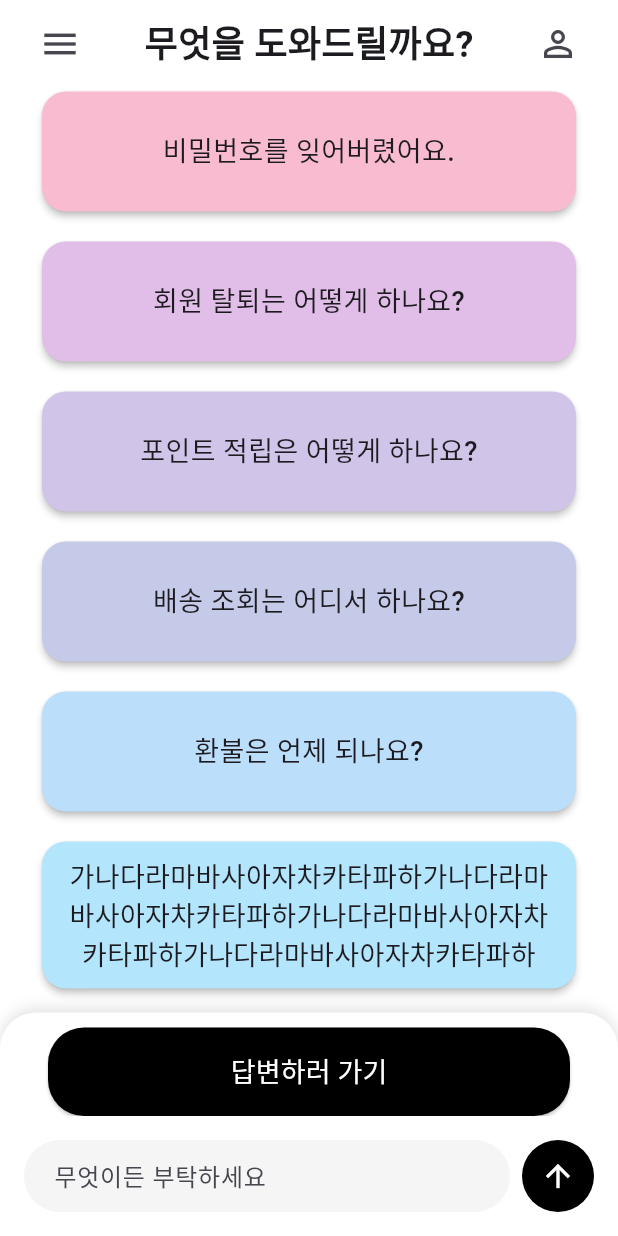
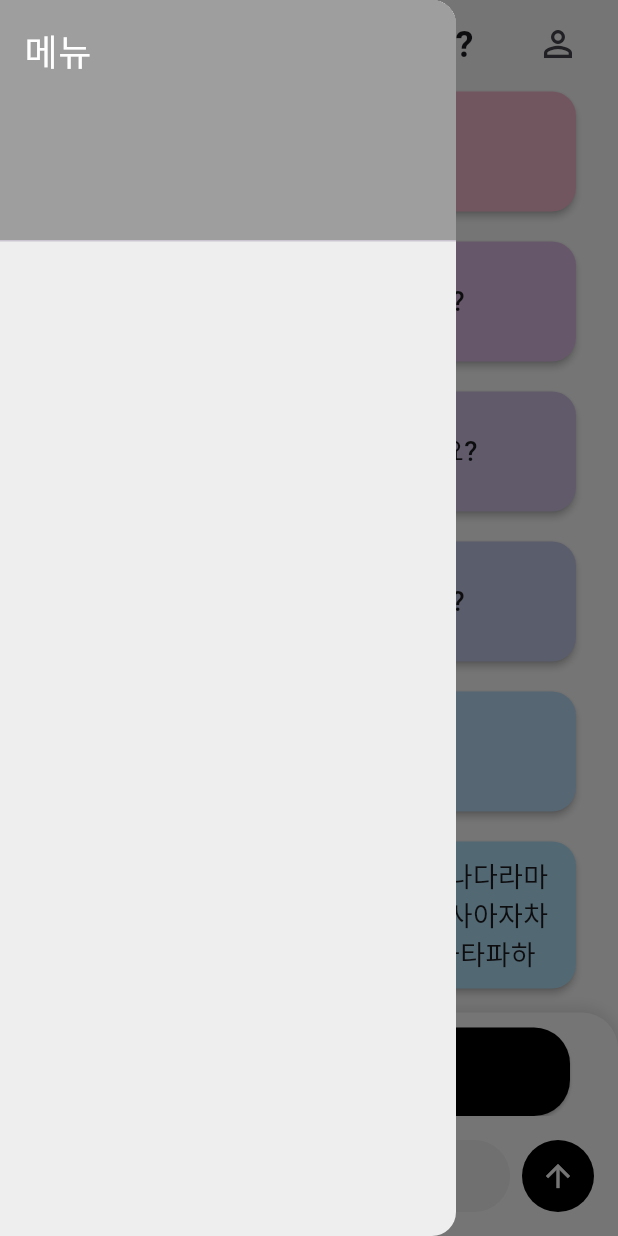
Before and after one commit to seoulorigin/app_test, a Flutter app: the screen it shows after launch, scrolled down 101 dp, after a tap on the "menu" icon, on a phone screen of 412 x 824 dp. Run offline on Flutter 3.47's test engine with Material 3 defaults, Android fonts, the phone set to English and light mode, and no system bars.

Commit message:
메뉴 창 생성

```diff
--- /dev/null
+++ b/lib/screens/MenuDrawer.dart
@@ -0,0 +1,29 @@
+import 'package:flutter/material.dart';
+
+class MenuDrawer extends StatelessWidget {
+  const MenuDrawer({super.key});
+
+  @override
+  Widget build(BuildContext context) {
+    return Drawer(
+      backgroundColor: Colors.grey[200],
+      child: ListView(
+        padding: EdgeInsets.zero,
+        children: const [
+          DrawerHeader(
+            decoration: BoxDecoration(
+              color: Colors.grey,
+            ),
+            child: Text(
+              '메뉴',
+              style: TextStyle(
+                color: Colors.white,
+                fontSize: 24,
+              ),
+            ),
+          ),
+        ],
+      ),
+    );
+  }
+}
--- a/lib/screens/SearchPage.dart
+++ b/lib/screens/SearchPage.dart
@@ -1,4 +1,5 @@
 import 'package:flutter/material.dart';
+import 'MenuDrawer.dart';
 
 class SearchPage extends StatefulWidget {
   const SearchPage({super.key});
@@ -67,20 +68,17 @@ class _SearchPageState extends State<SearchPage> {
     return Scaffold(
       backgroundColor: Colors.white,
       resizeToAvoidBottomInset: true,
+      drawer: const MenuDrawer(),
       body: SafeArea(
         child: Column(
           children: [
             Expanded(
-              child:
-                  _showChat
+              child: _showChat
                   ? Column(
                       children: [
                         Container(
                           color: Colors.white,
-                            padding: const EdgeInsets.symmetric(
-                              horizontal: 8,
-                              vertical: 8,
-                            ),
+                          padding: const EdgeInsets.symmetric(horizontal: 8, vertical: 8),
                           child: Stack(
                             alignment: Alignment.center,
                             children: [
@@ -94,10 +92,7 @@ class _SearchPageState extends State<SearchPage> {
                               Center(
                                 child: Text(
                                   '검색 결과',
-                                    style: const TextStyle(
-                                      fontSize: 18,
-                                      fontWeight: FontWeight.bold,
-                                    ),
+                                  style: const TextStyle(fontSize: 18, fontWeight: FontWeight.bold),
                                 ),
                               ),
                             ],
@@ -107,40 +102,23 @@ class _SearchPageState extends State<SearchPage> {
                           child: ListView.builder(
                             controller: _scrollController,
                             itemCount: _messages.length,
-                              padding: const EdgeInsets.symmetric(
-                                vertical: 16,
-                                horizontal: 16,
-                              ),
+                            padding: const EdgeInsets.symmetric(vertical: 16, horizontal: 16),
                             itemBuilder: (context, index) {
                               final msg = _messages[index];
                               final isUser = msg['role'] == 'user';
                               return Align(
-                                  alignment:
-                                      isUser
-                                          ? Alignment.centerRight
-                                          : Alignment.centerLeft,
+                                alignment: isUser ? Alignment.centerRight : Alignment.centerLeft,
                                 child: Container(
-                                    margin: const EdgeInsets.symmetric(
-                                      vertical: 4,
-                                    ),
-                                    padding: const EdgeInsets.symmetric(
-                                      vertical: 10,
-                                      horizontal: 16,
-                                    ),
+                                  margin: const EdgeInsets.symmetric(vertical: 4),
+                                  padding: const EdgeInsets.symmetric(vertical: 10, horizontal: 16),
                                   decoration: BoxDecoration(
-                                      color:
-                                          isUser
-                                              ? Colors.black
-                                              : Colors.grey.shade200,
+                                    color: isUser ? Colors.black : Colors.grey.shade200,
                                     borderRadius: BorderRadius.circular(18),
                                   ),
                                   child: Text(
                                     msg['text'] ?? '',
                                     style: TextStyle(
-                                        color:
-                                            isUser
-                                                ? Colors.white
-                                                : Colors.black87,
+                                      color: isUser ? Colors.white : Colors.black87,
                                       fontSize: 16,
                                     ),
                                   ),
@@ -159,9 +137,13 @@ class _SearchPageState extends State<SearchPage> {
                           child: Row(
                             mainAxisAlignment: MainAxisAlignment.spaceBetween,
                             children: [
-                                IconButton(
+                              Builder(
+                                builder: (context) => IconButton(
                                   icon: const Icon(Icons.menu, size: 28),
-                                  onPressed: () {},
+                                  onPressed: () {
+                                    Scaffold.of(context).openDrawer();
+                                  },
+                                ),
                               ),
                               const Text(
                                 '무엇을 도와드릴까요?',
--- a/lib/screens/index.dart
+++ b/lib/screens/index.dart
@@ -1,4 +1,3 @@
 export 'SearchResultPage.dart';
-export 'QuestionListPage.dart';
 export 'SearchPage.dart';
 export 'SignUpPage.dart';
```
Also changed, not shown: lib/screens/QuestionListPage.dart (deleted). Lines whose indentation alone changed are shown as unchanged.
